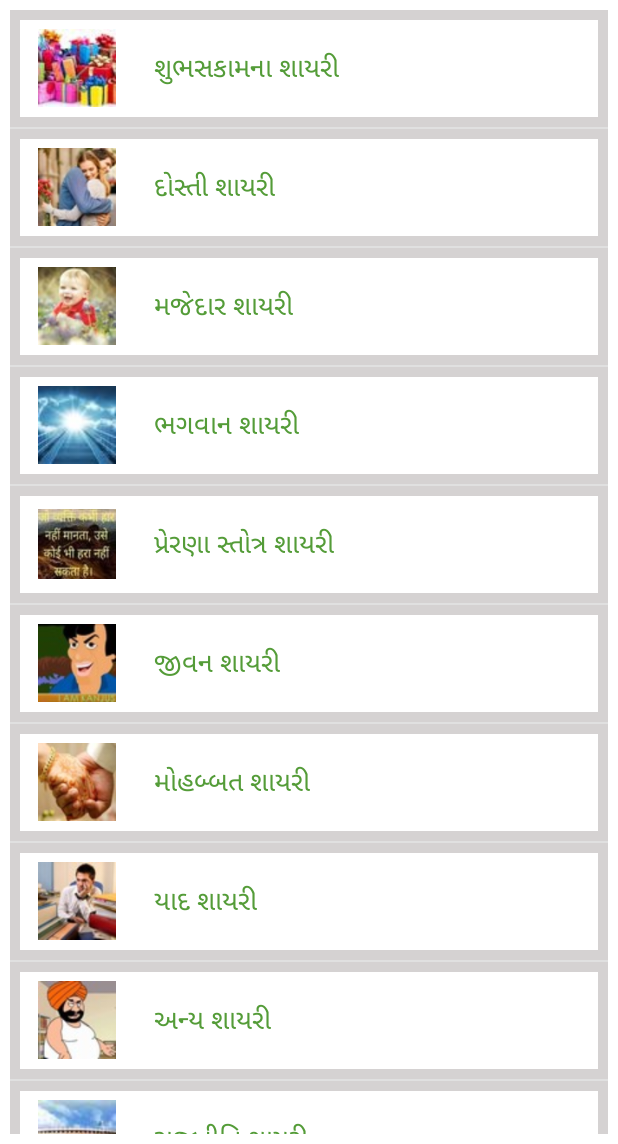
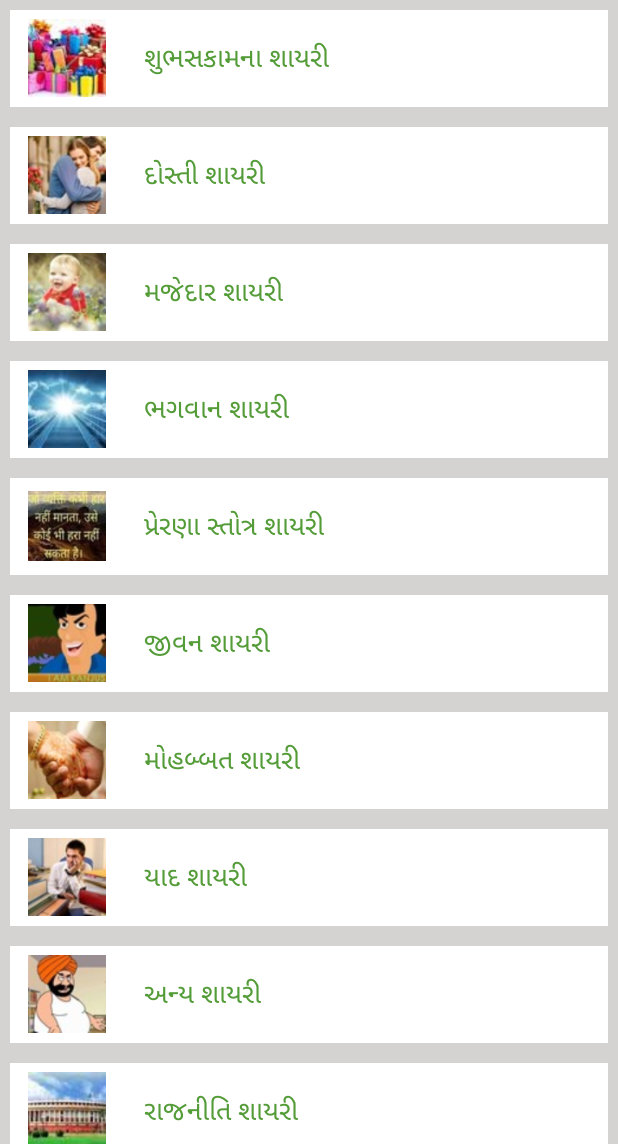
Before and after one commit to DharmikSangani/Shayari, an Android app: the screen it shows after launch (Main_Activity), on a phone screen of 412 x 824 dp, the part 92-1236 px from its top. Run offline under Robolectric (Android 15) with nearby library versions, the phone set to English and light mode, and no system bars; our stand-ins replace sdp/ssp sizes; Roboto replaces fonts that are not available here.

```diff
--- a/app/build.gradle
+++ b/app/build.gradle
@@ -36,5 +36,6 @@ dependencies {
     testImplementation 'junit:junit:4.13.2'
     androidTestImplementation 'androidx.test.ext:junit:1.1.5'
     androidTestImplementation 'androidx.test.espresso:espresso-core:3.5.1'
+    implementation "androidx.swiperefreshlayout:swiperefreshlayout:1.1.0"
     implementation 'com.intuit.sdp:sdp-android:1.1.0'
 }
--- a/app/src/main/java/com/example/shayari/Activity/Main_Activity.java
+++ b/app/src/main/java/com/example/shayari/Activity/Main_Activity.java
@@ -2,6 +2,9 @@ package com.example.shayari.Activity;
 
 
 import androidx.appcompat.app.AppCompatActivity;
+import androidx.recyclerview.widget.LinearLayoutManager;
+import androidx.recyclerview.widget.RecyclerView;
+import androidx.swiperefreshlayout.widget.SwipeRefreshLayout;
 
 import android.content.Intent;
 import android.os.Bundle;
@@ -15,7 +18,7 @@ import com.example.shayari.R;
 
 
 public class Main_Activity extends AppCompatActivity {
-    ListView listView;
+    RecyclerView recyclerView;
     ImageView imageView;
 
     Category_Adapter adapter;
@@ -23,29 +26,33 @@ public class Main_Activity extends AppCompatActivity {
     String name[]={"   શુભસકામના શાયરી","   દોસ્તી શાયરી","   મજેદાર શાયરી","   ભગવાન શાયરી","   પ્રેરણા સ્તોત્ર શાયરી","   જીવન શાયરી","   મોહબ્બત શાયરી","   યાદ શાયરી","   અન્ય શાયરી","   રાજનીતિ શાયરી","   પ્રેમ શાયરી","   દર્દ શાયરી","   શરાબ શાયરી","   બેવફા શાયરી","   જન્મદિવસ શાયરી","   હોળી શાયરી"};
 
     int imgArr[] ={R.drawable.img1,R.drawable.img2,R.drawable.img3,R.drawable.img4,R.drawable.img5,R.drawable.img6,R.drawable.img7,R.drawable.img8,R.drawable.img9,R.drawable.img10,R.drawable.img11,R.drawable.img12,R.drawable.img13,R.drawable.img14,R.drawable.img15,R.drawable.img16,};
+    private SwipeRefreshLayout swipeRefreshLayout;
 
 
     @Override
     protected void onCreate(Bundle savedInstanceState) {
         super.onCreate(savedInstanceState);
         setContentView(R.layout.activity_main);
-        listView=findViewById(R.id.list);
+        recyclerView=findViewById(R.id.recyclerList);
+
+        swipeRefreshLayout= findViewById(R.id.swipeRefresh);
         adapter = new Category_Adapter(Main_Activity.this,name,imgArr);
-        listView.setAdapter(adapter);
+
+        LinearLayoutManager manager=new LinearLayoutManager(getApplicationContext());
+        manager.setOrientation(LinearLayoutManager.VERTICAL);
+        recyclerView.setLayoutManager(manager);
+        recyclerView.setAdapter(adapter);
 
 
-        listView.setOnItemClickListener(new AdapterView.OnItemClickListener() {
+        swipeRefreshLayout.setOnRefreshListener(new SwipeRefreshLayout.OnRefreshListener() {
             @Override
-            public void onItemClick(AdapterView<?> adapterView, View view, int position, long l) {
+            public void onRefresh() {
+                swipeRefreshLayout.setRefreshing(true);
+                recyclerView.setAdapter(adapter);
+                swipeRefreshLayout.setRefreshing(false);
+            }
+        });
 
 
-                Intent intent=new Intent(Main_Activity.this, List_Activity.class);
-                intent.putExtra("pos",position);
-                intent.putExtra("name",name);
-
-                intent.putExtra("img",imgArr[position]);
-                startActivity(intent);
-            }
-        });
     }
 }
--- a/app/src/main/java/com/example/shayari/Adapter/Category_Adapter.java
+++ b/app/src/main/java/com/example/shayari/Adapter/Category_Adapter.java
@@ -1,21 +1,27 @@
 package com.example.shayari.Adapter;
 
+import android.content.Intent;
 import android.view.LayoutInflater;
 import android.view.View;
 import android.view.ViewGroup;
+import android.widget.AdapterView;
 import android.widget.BaseAdapter;
 import android.widget.ImageView;
+import android.widget.ListView;
 import android.widget.TextView;
 
+import androidx.annotation.NonNull;
+import androidx.recyclerview.widget.RecyclerView;
+
+import com.example.shayari.Activity.List_Activity;
 import com.example.shayari.Activity.Main_Activity;
 import com.example.shayari.R;
 
-public class Category_Adapter extends BaseAdapter
+public class Category_Adapter extends RecyclerView.Adapter<Category_Adapter.CategoryHolder>
 {
 
     Main_Activity mainActivity;
-    TextView textView;
-    ImageView imageView;
+    ListView listView;
     String[] name;
     int[] imgArr;
 
@@ -26,31 +32,46 @@ public class Category_Adapter extends BaseAdapter
 
     }
 
+
+    @NonNull
     @Override
-    public int getCount() {
-        return name.length;
+    public Category_Adapter.CategoryHolder onCreateViewHolder(@NonNull ViewGroup parent, int viewType) {
+        View view= LayoutInflater.from(mainActivity).inflate(R.layout.first_item_list,parent,false);
+        CategoryHolder holder=new CategoryHolder(view);
+        return holder;
     }
 
     @Override
-    public Object getItem(int position) {
-        return position;
+    public void onBindViewHolder(@NonNull Category_Adapter.CategoryHolder holder, int position) {
+        holder.textView.setText(""+name[position]);
+        holder.imageView.setImageResource(imgArr[position]);
     }
 
     @Override
-    public long getItemId(int position) {
-        return position;
+    public int getItemCount() {
+        return name.length;
+
     }
 
-    @Override
-    public View getView(int position, View view, ViewGroup parent) {
-        view= LayoutInflater.from(mainActivity).inflate(R.layout.first_item_list,parent,false);
+    public class CategoryHolder extends RecyclerView.ViewHolder {
+        TextView textView;
+        ImageView imageView;
+        public CategoryHolder(@NonNull View itemView) {
+            super(itemView);
+            textView=itemView.findViewById(R.id.main_item_name);
+            imageView=itemView.findViewById(R.id.main_item_img);
 
-        imageView=view.findViewById(R.id.main_item_img);
-        textView=view.findViewById(R.id.main_item_name);
+            itemView.setOnClickListener(new View.OnClickListener() {
+                @Override
+                public void onClick(View view) {
+                    Intent intent=new Intent(mainActivity,List_Activity.class);
+                    intent.putExtra("pos",getAdapterPosition());
+                    intent.putExtra("name",name);
 
-        textView.setText(""+name[position]);
-        imageView.setImageResource(imgArr[position]);
-
-        return view;
+                    intent.putExtra("img",imgArr[getAdapterPosition()]);
+                    mainActivity.startActivity(intent);
+                }
+            });
+        }
     }
 }
--- a/app/src/main/res/layout/activity_main.xml
+++ b/app/src/main/res/layout/activity_main.xml
@@ -34,18 +34,22 @@
     </Toolbar>
 
     <LinearLayout
-        android:layout_width="wrap_content"
-        android:layout_height="wrap_content"
+        android:layout_width="match_parent"
+        android:layout_height="match_parent"
         android:layout_weight="1"
         android:background="#FFFFFF">
-        <ListView
-            android:id="@+id/list"
+        <androidx.swiperefreshlayout.widget.SwipeRefreshLayout
             android:layout_width="match_parent"
             android:layout_height="wrap_content"
-            android:layout_margin="@dimen/_5sdp"
-            android:background="@color/white" />
+            android:id="@+id/swipeRefresh">
 
-
+            <androidx.recyclerview.widget.RecyclerView
+                android:id="@+id/recyclerList"
+                android:layout_width="match_parent"
+                android:layout_height="wrap_content"
+                android:layout_margin="@dimen/_5sdp"
+                android:background="@color/white"/>
+        </androidx.swiperefreshlayout.widget.SwipeRefreshLayout>
     </LinearLayout>
 
 
```
Also changed, not shown: app/src/main/java/com/example/shayari/Activity/Full_activity.java (+33 -31 lines).
